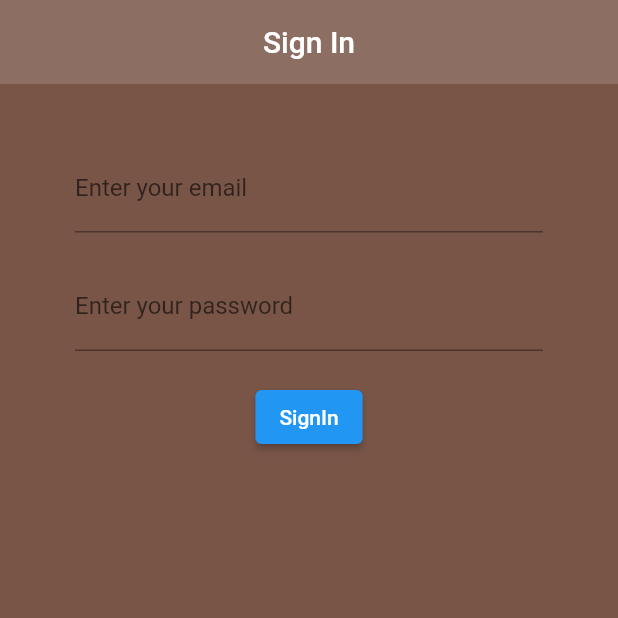
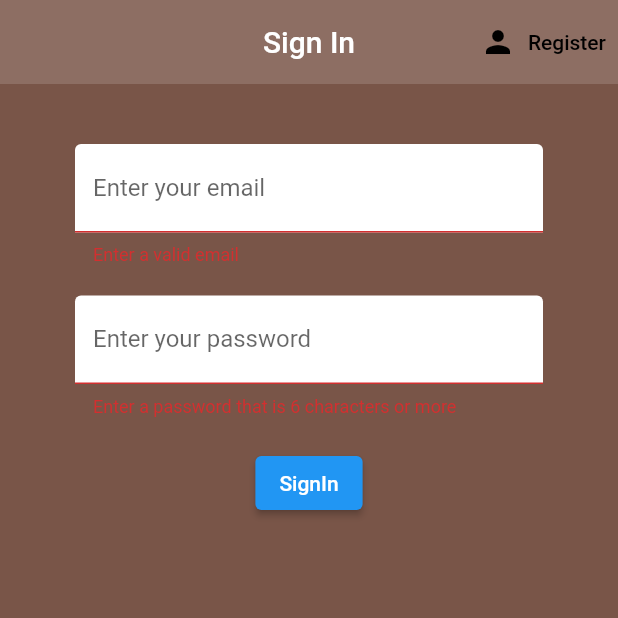
Before and after one commit to MaqC254/learning-flutter, a Flutter app: the screen it shows after launch, after a tap on "SignIn", on a phone screen of 412 x 824 dp, the top half of it. Run offline on Flutter 3.47's test engine with Material 2 defaults, Android fonts, the phone set to English and light mode, and no system bars; our stand-ins replace firebase_auth, firebase_core, flutter_spinkit; accounts and stored records are empty.

Commit message:
Authentication screens completed

```diff
--- a/brew_crew/lib/screens/authenticate/authenticate.dart
+++ b/brew_crew/lib/screens/authenticate/authenticate.dart
@@ -10,10 +10,20 @@ class Authenticate extends StatefulWidget {
 }
 
 class _AuthenticateState extends State<Authenticate> {
+
+  bool showSignIn = true;
+
+  void toggleView(){
+    setState(() =>showSignIn = !showSignIn);
+  }
+
   @override
   Widget build(BuildContext context) {
-    return Container(
-      child:const  SignIn(),
-    );
+      if(showSignIn) {
+        return SignIn(toggleView : toggleView);
+      }
+      else {
+        return Register(toggleView: toggleView,);
+      }
   }
 }
--- a/brew_crew/lib/screens/authenticate/sign_in.dart
+++ b/brew_crew/lib/screens/authenticate/sign_in.dart
@@ -1,8 +1,12 @@
 import 'package:brew_crew/services/auth.dart';
+import 'package:brew_crew/shared/loading.dart';
+import 'package:firebase_auth/firebase_auth.dart';
 import 'package:flutter/material.dart';
 
 class SignIn extends StatefulWidget {
-  const SignIn({super.key});
+
+  final Function toggleView;
+  const SignIn({super.key, required this.toggleView});
 
   @override
   State<SignIn> createState() => _SignInState();
@@ -15,6 +19,10 @@ class _SignInState extends State<SignIn> {
   final TextEditingController _passController = TextEditingController();
   late String email;
   late String password;
+  String error = '';
+  bool loading = false;
+
+  final _formKey = GlobalKey<FormState>();
 
   @override
   void initState(){
@@ -37,9 +45,20 @@ class _SignInState extends State<SignIn> {
 
   @override
   Widget build(BuildContext context) {
-    return Scaffold(
+    return loading ? Loading():Scaffold(
       backgroundColor: Colors.brown,
       appBar: AppBar(
+        actions: [
+          TextButton.icon(onPressed: (){
+            widget.toggleView();
+          },
+              icon: const Icon(Icons.person,
+              color: Colors.black,),
+              label: const Text('Register',
+              style: TextStyle(
+                color: Colors.black,
+              ),))
+        ],
         backgroundColor: Colors.brown[400],
         elevation: 0.0,
         title: const Text('Sign In'),
@@ -48,28 +67,34 @@ class _SignInState extends State<SignIn> {
       body: Container(
         padding: const EdgeInsets.symmetric(vertical: 20, horizontal: 50),
         child: Form(
+          key: _formKey,
           child: Column(
             children: [
               const SizedBox(
                 height: 20,),
               TextFormField(
+                autocorrect: false,
+                keyboardType: TextInputType.emailAddress,
+                validator: (val) => val!.isEmpty ? 'Enter a valid email' : null,
                 controller: _emailController,
-                onChanged: (val){
-
-              },
                 decoration: const InputDecoration(
                   label: Text('Enter your email'),
+                  filled: true,
+                  fillColor: Colors.white,
                 ),
               ),
               const SizedBox(
                 height: 20,),
               TextFormField(
+                validator: (val) => val!.length<6 ? 'Enter a password that is 6 characters or more' : null,
                 controller: _passController,
-                onChanged: (val){
-                },
                 obscureText: true,
+                enableSuggestions: false,
+                autocorrect: false,
                 decoration: const InputDecoration(
                   label: Text('Enter your password'),
+                  filled: true,
+                  fillColor: Colors.white,
                 ),
               ),
               const SizedBox(
@@ -77,7 +102,18 @@ class _SignInState extends State<SignIn> {
               ),
               ElevatedButton(
                   onPressed: () async{
-                    _authService.signInWithEmail(email, password);
+                    if(_formKey.currentState!.validate()){
+                      setState(() {
+                        loading = true;
+                      });
+                    dynamic response = await _authService.signInWithEmail(email, password);
+                    if(response == null){
+                      setState(() {
+                        loading = false;
+                        error = 'Wrong email or password entered';
+                      });
+                    }
+                    }
               },
                   child:const Text('SignIn',
                   style: TextStyle(
@@ -85,6 +121,13 @@ class _SignInState extends State<SignIn> {
                   ),
                   ),
               ),
+              const SizedBox(height: 12.0,),
+              Text(error,
+              style: const TextStyle(
+                fontSize: 12,
+                color: Colors.red,
+                fontWeight: FontWeight.bold
+              ),)
             ],
           ),
         )
--- a/brew_crew/pubspec.yaml
+++ b/brew_crew/pubspec.yaml
@@ -39,6 +39,7 @@ dependencies:
   firebase_auth: ^4.6.3
   cloud_firestore: ^4.8.2
   provider: ^6.0.5
+  flutter_spinkit: ^5.2.0
 
 dev_dependencies:
   flutter_test:
```
Also changed, not shown: brew_crew/lib/screens/authenticate/register.dart (+55 -9 lines), brew_crew/lib/services/auth.dart (+10 -5 lines), brew_crew/lib/shared/loading.dart (added, +18 -0 lines), brew_crew/lib/shared/constants.dart (added), brew_crew/pubspec.lock.
